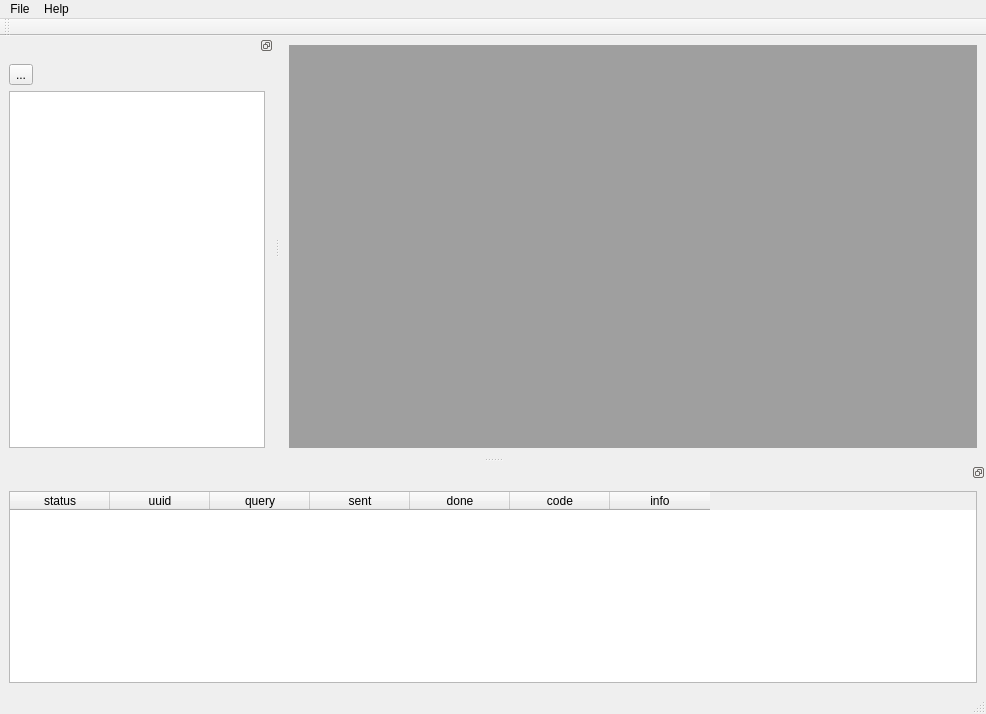
Before: the Qt Designer form ui/main_window.ui in sand74/cli3, drawn with Qt 5.
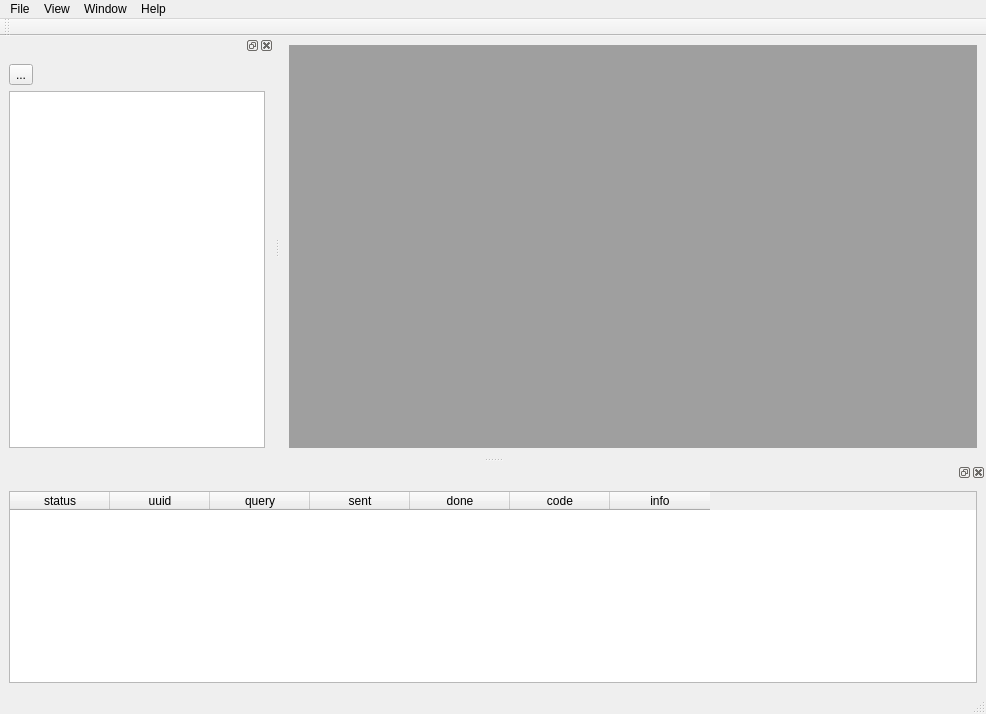
After: the same form once the commit is applied.

Commit message: Add menu and toolbar

```diff
--- a/ui/main_window.ui
+++ b/ui/main_window.ui
@@ -53,13 +53,30 @@
     </property>
     <addaction name="actionAbout"/>
    </widget>
+      <widget class="QMenu" name="menuView">
+          <property name="title">
+              <string>View</string>
+          </property>
+          <addaction name="actionNavigator"/>
+          <addaction name="actionLog"/>
+      </widget>
+      <widget class="QMenu" name="menuWindow">
+          <property name="title">
+              <string>Window</string>
+          </property>
+          <addaction name="actionTile"/>
+          <addaction name="actionCascade"/>
+          <addaction name="separator"/>
+      </widget>
    <addaction name="menuFile"/>
+      <addaction name="menuView"/>
+      <addaction name="menuWindow"/>
    <addaction name="menuHelp"/>
   </widget>
   <widget class="QStatusBar" name="statusbar"/>
   <widget class="QDockWidget" name="navDockWidget">
       <property name="features">
-          <set>QDockWidget::DockWidgetFloatable|QDockWidget::DockWidgetMovable</set>
+             <set>QDockWidget::AllDockWidgetFeatures</set>
       </property>
       <attribute name="dockWidgetArea">
           <number>1</number>
@@ -127,7 +144,7 @@
   </widget>
      <widget class="QDockWidget" name="logDocWidget">
          <property name="features">
-             <set>QDockWidget::DockWidgetFloatable|QDockWidget::DockWidgetMovable</set>
+             <set>QDockWidget::AllDockWidgetFeatures</set>
          </property>
          <attribute name="dockWidgetArea">
              <number>8</number>
```
Left out of the diff: 53 changed lines with no effect on the pictures. Lines whose indentation alone changed are shown as unchanged. The commit also changes 10 other files.
